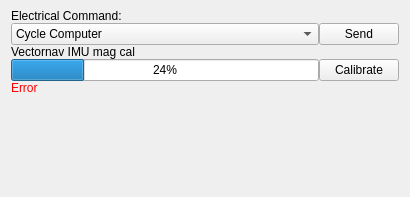
osu-uwrt/riptide_gui, file riptide_rviz/riptide_rviz/src/ElectricalPanel.ui: the form before one commit.
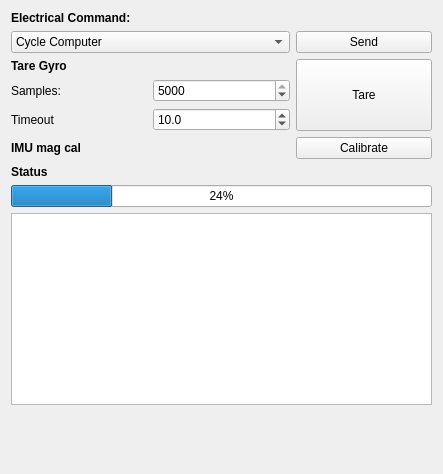
The form after the commit.

Commit message: added tare button for gyro

Diff of the .ui file:
```diff
--- a/riptide_rviz/riptide_rviz/src/ElectricalPanel.ui
+++ b/riptide_rviz/riptide_rviz/src/ElectricalPanel.ui
@@ -6,8 +6,8 @@
    <rect>
     <x>0</x>
     <y>0</y>
-    <width>410</width>
-    <height>197</height>
+    <width>443</width>
+    <height>474</height>
    </rect>
   </property>
   <property name="sizePolicy">
@@ -19,79 +19,155 @@
   <property name="windowTitle">
    <string>Form</string>
   </property>
-  <layout class="QVBoxLayout" name="verticalLayout">
-   <property name="spacing">
-    <number>0</number>
-   </property>
-   <property name="topMargin">
-    <number>9</number>
-   </property>
-   <item>
+  <layout class="QGridLayout" name="gridLayout_2">
+   <item row="0" column="0">
     <layout class="QGridLayout" name="gridLayout">
+     <item row="12" column="0">
+      <spacer name="verticalSpacer">
+       <property name="orientation">
+        <enum>Qt::Vertical</enum>
+       </property>
+       <property name="sizeHint" stdset="0">
+        <size>
+         <width>20</width>
+         <height>40</height>
+        </size>
+       </property>
+      </spacer>
+     </item>
+     <item row="4" column="0">
+      <widget class="QLabel" name="label_6">
+       <property name="text">
+        <string>Timeout</string>
+       </property>
+      </widget>
+     </item>
+     <item row="2" column="0">
+      <widget class="QLabel" name="label_4">
+       <property name="sizePolicy">
+        <sizepolicy hsizetype="Preferred" vsizetype="Preferred">
+         <horstretch>0</horstretch>
+         <verstretch>0</verstretch>
+        </sizepolicy>
+       </property>
+       <property name="styleSheet">
+        <string notr="true">font-weight: bold</string>
+       </property>
+       <property name="text">
+        <string>Tare Gyro</string>
+       </property>
+      </widget>
+     </item>
      <item row="0" column="0" colspan="2">
       <widget class="QLabel" name="label">
+       <property name="styleSheet">
+        <string notr="true">font-weight: bold</string>
+       </property>
        <property name="text">
         <string>Electrical Command:</string>
        </property>
       </widget>
      </item>
-     <item row="2" column="0">
-      <widget class="QLabel" name="label_2">
-       <property name="text">
-        <string>Vectornav IMU mag cal</string>
-       </property>
-      </widget>
-     </item>
-     <item row="7" column="0">
-      <spacer name="verticalSpacer_2">
-       <property name="orientation">
-        <enum>Qt::Vertical</enum>
-       </property>
-       <property name="sizeType">
-        <enum>QSizePolicy::Minimum</enum>
-       </property>
-       <property name="sizeHint" stdset="0">
-        <size>
-         <width>20</width>
-         <height>40</height>
-        </size>
-       </property>
-      </spacer>
-     </item>
      <item row="6" column="0">
-      <widget class="QLabel" name="errLabel">
-       <property name="enabled">
-        <bool>false</bool>
+      <widget class="QLabel" name="label_2">
+       <property name="styleSheet">
+        <string notr="true">font-weight: bold</string>
        </property>
+       <property name="text">
+        <string>IMU mag cal</string>
+       </property>
+      </widget>
+     </item>
+     <item row="3" column="0">
+      <widget class="QLabel" name="label_5">
+       <property name="text">
+        <string>Samples:</string>
+       </property>
+      </widget>
+     </item>
+     <item row="8" column="0">
+      <widget class="QLabel" name="label_3">
+       <property name="styleSheet">
+        <string notr="true">font-weight: bold</string>
+       </property>
+       <property name="text">
+        <string>Status</string>
+       </property>
+      </widget>
+     </item>
+     <item row="1" column="2">
+      <widget class="QPushButton" name="commandSend">
+       <property name="text">
+        <string>Send</string>
+       </property>
+      </widget>
+     </item>
+     <item row="6" column="2">
+      <widget class="QPushButton" name="magCalSend">
        <property name="sizePolicy">
-        <sizepolicy hsizetype="Expanding" vsizetype="Preferred">
+        <sizepolicy hsizetype="Minimum" vsizetype="Fixed">
          <horstretch>0</horstretch>
          <verstretch>0</verstretch>
         </sizepolicy>
        </property>
-       <property name="styleSheet">
-        <string notr="true">color: red;</string>
-       </property>
        <property name="text">
-        <string>Error</string>
+        <string>Calibrate</string>
        </property>
       </widget>
      </item>
-     <item row="4" column="0">
+     <item row="9" column="0" colspan="3">
       <widget class="QProgressBar" name="calibProgress">
        <property name="value">
         <number>24</number>
        </property>
       </widget>
      </item>
+     <item row="10" column="0" colspan="3">
+      <widget class="QTextBrowser" name="errLabel"/>
+     </item>
+     <item row="2" column="2" rowspan="3">
+      <widget class="QPushButton" name="commandTareFog">
+       <property name="sizePolicy">
+        <sizepolicy hsizetype="Minimum" vsizetype="Expanding">
+         <horstretch>0</horstretch>
+         <verstretch>0</verstretch>
+        </sizepolicy>
+       </property>
+       <property name="text">
+        <string>Tare</string>
+       </property>
+      </widget>
+     </item>
      <item row="4" column="1">
-      <widget class="QPushButton" name="magCalSend">
-       <property name="text">
-        <string>Calibrate</string>
+      <widget class="QDoubleSpinBox" name="tareTimeout">
+       <property name="decimals">
+        <number>1</number>
        </property>
+       <property name="maximum">
+        <double>60.000000000000000</double>
+       </property>
+       <property name="singleStep">
+        <double>0.100000000000000</double>
+       </property>
+       <property name="value">
+        <double>10.000000000000000</double>
+       </property>
       </widget>
      </item>
-     <item row="1" column="0">
+     <item row="3" column="1">
+      <widget class="QSpinBox" name="tareSamples">
+       <property name="minimum">
+        <number>100</number>
+       </property>
+       <property name="maximum">
+        <number>5000</number>
+       </property>
+       <property name="value">
+        <number>5000</number>
+       </property>
+      </widget>
+     </item>
+     <item row="1" column="0" colspan="2">
       <widget class="QComboBox" name="commandSelect">
        <property name="sizePolicy">
         <sizepolicy hsizetype="Expanding" vsizetype="Fixed">
@@ -159,26 +235,6 @@
        </item>
       </widget>
      </item>
-     <item row="1" column="1">
-      <widget class="QPushButton" name="commandSend">
-       <property name="text">
-        <string>Send</string>
-       </property>
-      </widget>
-     </item>
-     <item row="9" column="0">
-      <spacer name="verticalSpacer">
-       <property name="orientation">
-        <enum>Qt::Vertical</enum>
-       </property>
-       <property name="sizeHint" stdset="0">
-        <size>
-         <width>20</width>
-         <height>40</height>
-        </size>
-       </property>
-      </spacer>
-     </item>
     </layout>
    </item>
   </layout>
```
The commit also changes 2 other files.
